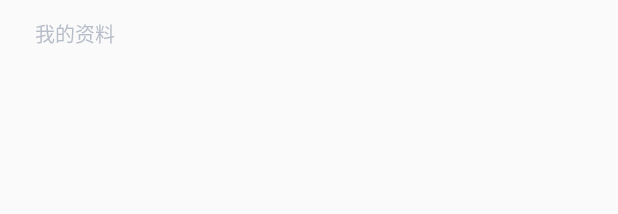
After one commit to LaplaceNetwork/Android, an Android app: the layout activity_message_id.xml on its own in the app's theme, with its tools: preview values and no code run, on a phone screen of 412 x 824 dp. The commit adds this screen. Shown: the top 214 px of the screen. Run offline under Robolectric (Android 15) with nearby library versions, the phone set to English and light mode, and no system bars.

Commit message:
init MessageIdActivity

```diff
--- a/app/src/main/AndroidManifest.xml
+++ b/app/src/main/AndroidManifest.xml
@@ -12,7 +12,6 @@
         android:roundIcon="@mipmap/ic_launcher_round"
         android:supportsRtl="true"
         android:theme="@style/AppTheme">
-
         <activity android:name=".luncher.MainActivity">
             <intent-filter>
                 <action android:name="android.intent.action.MAIN" />
@@ -36,7 +35,8 @@
         <activity android:name=".activity.identity.setting.LanguageSettingActivity" />
         <activity android:name=".activity.identity.setting.PushSettingActivity" />
         <activity android:name=".activity.identity.setting.AuthenticationActivity" />
-        <activity android:name=".activity.identity.setting.AuthenticationProcessActivity"/>
+        <activity android:name=".activity.identity.setting.AuthenticationProcessActivity" />
+        <activity android:name=".activity.identity.setting.MessageIdActivity"></activity>
     </application>
 
 </manifest>
--- a/app/src/main/java/com/orangechain/laplace/ToolUtil/SizeConvertUtil.java
+++ b/app/src/main/java/com/orangechain/laplace/ToolUtil/SizeConvertUtil.java
@@ -23,7 +23,7 @@ public class SizeConvertUtil {
      * @param context  上下文
      * @param dipValue dp值
      * @return	 */
-    public int dip2px(Context context, float dipValue) 	{
+    public static int dip2px(Context context, float dipValue) 	{
         Resources r = context.getResources();
         return (int) TypedValue.applyDimension(	TypedValue.COMPLEX_UNIT_DIP, dipValue, r.getDisplayMetrics());
     }
--- a/app/src/main/java/com/orangechain/laplace/activity/identity/IdentityFragment.java
+++ b/app/src/main/java/com/orangechain/laplace/activity/identity/IdentityFragment.java
@@ -19,6 +19,7 @@ import com.orangechain.laplace.activity.guideregistration.BackupsIdentityActionA
 import com.orangechain.laplace.activity.identity.adapter.IdetityFragmentAdapter;
 import com.orangechain.laplace.activity.identity.bean.IdentityFragmentBean;
 import com.orangechain.laplace.activity.identity.setting.AuthenticationActivity;
+import com.orangechain.laplace.activity.identity.setting.MessageIdActivity;
 import com.orangechain.laplace.base.BaseFragment;
 
 import java.util.ArrayList;
@@ -45,7 +46,8 @@ public class IdentityFragment extends BaseFragment {
             @Override
             public void onClick(View v) {
 
-                Toast.makeText(getActivity(),"hdu9asu9da",Toast.LENGTH_SHORT).show();
+                MessageIdActivity messageIdActivity = new MessageIdActivity();
+                messageIdActivity.pushActivity(getActivity());
 
             }
         });
--- a/app/src/main/java/com/orangechain/laplace/base/laplaceBaseView/laplaceToolbar.java
+++ b/app/src/main/java/com/orangechain/laplace/base/laplaceBaseView/laplaceToolbar.java
@@ -76,6 +76,10 @@ public class laplaceToolbar extends Toolbar {
         mTxtMiddleTitle.setTextColor(color);
     }
 
+    //设置字号
+    public void setMainTitleSize(float size) {
+        mTxtMiddleTitle.setTextSize(TypedValue.COMPLEX_UNIT_PX,size);
+    }
 
     /***********************左边*************************/
     //设置title左边文字
--- /dev/null
+++ b/app/src/main/res/layout/activity_message_id.xml
@@ -0,0 +1,23 @@
+<?xml version="1.0" encoding="utf-8"?>
+<RelativeLayout xmlns:android="http://schemas.android.com/apk/res/android"
+    xmlns:app="http://schemas.android.com/apk/res-auto"
+    xmlns:tools="http://schemas.android.com/tools"
+    android:layout_width="match_parent"
+    android:layout_height="match_parent"
+    tools:context=".activity.identity.setting.MessageIdActivity">
+
+    <TextView android:id="@+id/message_id_summary_textview"
+        android:layout_width="match_parent"
+        android:layout_height="45dp"
+        android:text="我的资料"
+        android:gravity="center_vertical"
+        android:paddingLeft="23dp"
+        android:textColor="@color/colorB8BEC9"
+        android:textSize="@dimen/text_size_13"/>
+
+
+
+
+
+
+</RelativeLayout>
```
Also changed, not shown: app/src/main/java/com/orangechain/laplace/activity/identity/setting/MessageIdActivity.java (added, +32 -0 lines), app/src/main/java/com/orangechain/laplace/base/BaseActivity.java (+8 -0 lines).
